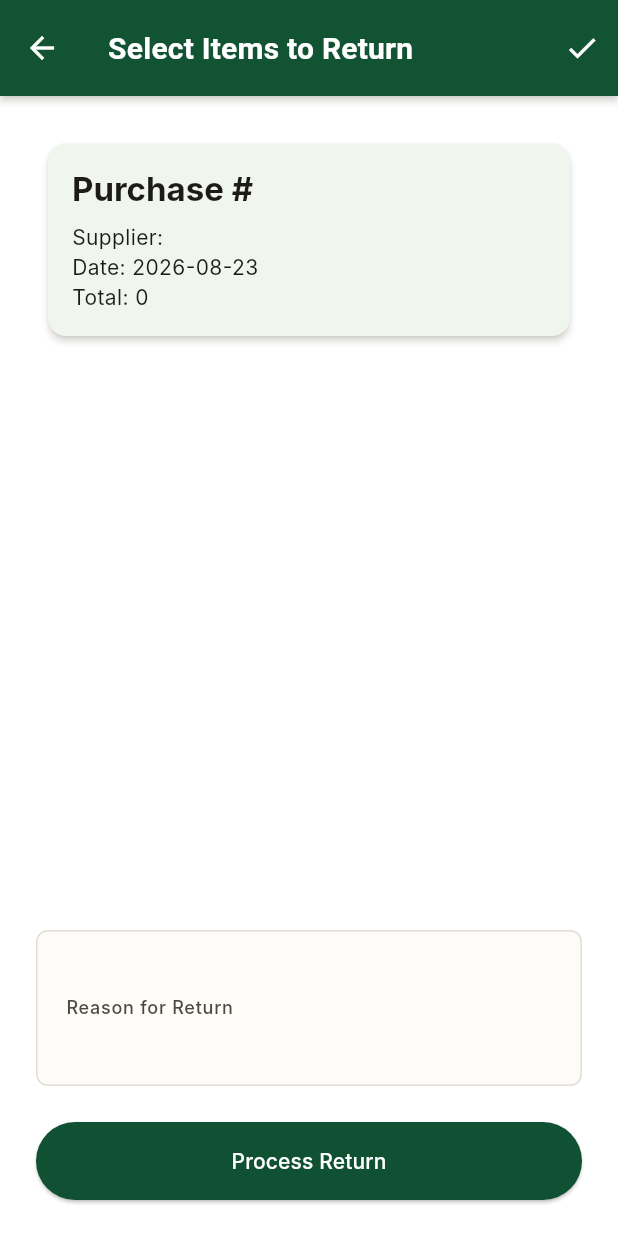
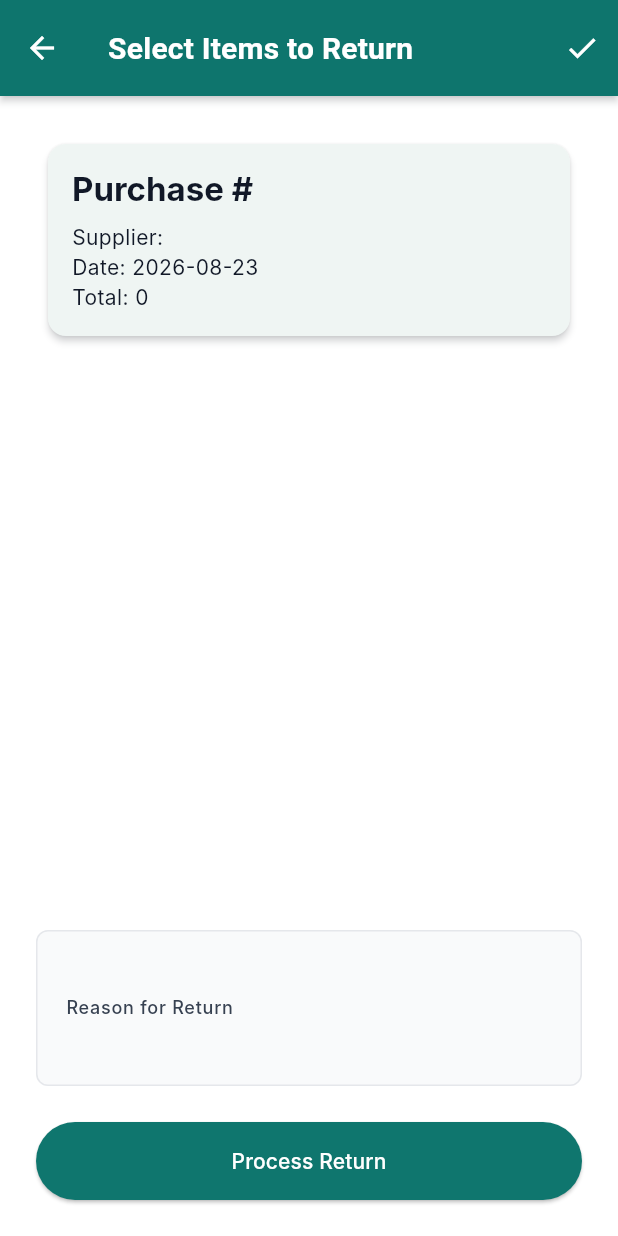
Before and after one commit to tycoontecnologies/POS-AI-Restaurant, a Flutter app: the SelectPurchaseReturnItemsScreen screen opened directly with empty values, on a phone screen of 412 x 824 dp. Run offline on Flutter 3.47's test engine with Material 3 defaults, Android fonts, the phone set to English and light mode, and no system bars; our stand-ins replace cached_network_image, cloud_firestore, firebase_auth, firebase_core, firebase_storage, go_router and 5 more; missing offline and left inert: dart:html, tutorial_coach_mark, universal_html; accounts and stored records are empty; Roboto replaces fonts that are missing (Inter).

Commit message:
Modernize POS color system

```diff
--- a/lib/utils/app_colors.dart
+++ b/lib/utils/app_colors.dart
@@ -1,122 +1,94 @@
 import 'package:flutter/material.dart';
 
 class AppColors {
-  // =========================
-  // IMROZE PESHAWRI BRAND
-  // =========================
+  // International restaurant SaaS palette
+  static const Color primary = Color(0xFF0F766E);
+  static const Color primaryLight = Color(0xFF2DD4BF);
+  static const Color primaryDark = Color(0xFF115E59);
+  static const Color primarySoft = Color(0xFFCCFBF1);
 
-  static const Color primary = Color(0xFF0F5132); // Deep Green
-  static const Color primaryLight = Color(0xFF2E7D5A);
-  static const Color primaryDark = Color(0xFF0A3D26);
+  static const Color secondary = Color(0xFF2563EB);
+  static const Color secondaryLight = Color(0xFF60A5FA);
+  static const Color secondaryDark = Color(0xFF1D4ED8);
 
-  static const Color secondary = Color(0xFFD4A017); // Gold
-  static const Color secondaryLight = Color(0xFFE5B93C);
-  static const Color secondaryDark = Color(0xFFB8860B);
+  static const Color accent = Color(0xFFF59E0B);
+  static const Color accentLight = Color(0xFFFBBF24);
+  static const Color accentDark = Color(0xFFD97706);
 
-  static const Color accent = Color(0xFF8B4513); // Rich Brown
-  static const Color accentLight = Color(0xFFA05A2C);
-  static const Color accentDark = Color(0xFF6F350F);
+  static const Color success = Color(0xFF16A34A);
+  static const Color successLight = Color(0xFF22C55E);
+  static const Color successDark = Color(0xFF15803D);
+  static const Color successSoft = Color(0xFFDCFCE7);
 
-  // =========================
-  // STATUS COLORS
-  // =========================
+  static const Color warning = Color(0xFFF59E0B);
+  static const Color warningLight = Color(0xFFFBBF24);
+  static const Color warningDark = Color(0xFFD97706);
+  static const Color warningSoft = Color(0xFFFEF3C7);
 
-  static const Color success = Color(0xFF2E7D32);
-  static const Color successLight = Color(0xFF43A047);
-  static const Color successDark = Color(0xFF1B5E20);
+  static const Color error = Color(0xFFDC2626);
+  static const Color errorLight = Color(0xFFEF4444);
+  static const Color errorDark = Color(0xFFB91C1C);
+  static const Color errorSoft = Color(0xFFFEE2E2);
 
-  static const Color warning = Color(0xFFF9A825);
-  static const Color warningLight = Color(0xFFFBC02D);
-  static const Color warningDark = Color(0xFFF57F17);
+  static const Color info = Color(0xFF2563EB);
+  static const Color infoLight = Color(0xFF3B82F6);
+  static const Color infoDark = Color(0xFF1D4ED8);
 
-  static const Color error = Color(0xFFC62828);
-  static const Color errorLight = Color(0xFFE53935);
-  static const Color errorDark = Color(0xFFB71C1C);
+  static const Color onPrimary = Colors.white;
+  static const Color onSecondary = Colors.white;
+  static const Color onAccent = Color(0xFF111827);
+  static const Color onSuccess = Colors.white;
+  static const Color onWarning = Color(0xFF111827);
+  static const Color onError = Colors.white;
+  static const Color onInfo = Colors.white;
 
-  static const Color info = Color(0xFF1565C0);
-  static const Color infoLight = Color(0xFF1E88E5);
-  static const Color infoDark = Color(0xFF0D47A1);
+  static const Color white = Colors.white;
+  static const Color black = Color(0xFF111827);
+  static const Color grey50 = Color(0xFFF9FAFB);
+  static const Color grey100 = Color(0xFFF3F4F6);
+  static const Color grey200 = Color(0xFFE5E7EB);
+  static const Color grey300 = Color(0xFFD1D5DB);
+  static const Color grey400 = Color(0xFF9CA3AF);
+  static const Color grey500 = Color(0xFF6B7280);
+  static const Color grey600 = Color(0xFF4B5563);
+  static const Color grey700 = Color(0xFF374151);
+  static const Color grey800 = Color(0xFF1F2937);
+  static const Color grey900 = Color(0xFF111827);
+  static const Color grey950 = Color(0xFF030712);
 
-  // =========================
-  // TEXT ON COLORS
-  // =========================
+  static const Color backgroundLight = Color(0xFFF6F7F9);
+  static const Color backgroundDark = Color(0xFF0B1120);
+  static const Color surfaceLight = Colors.white;
+  static const Color surfaceDark = Color(0xFF111827);
+  static const Color surfaceVariantLight = Color(0xFFF3F4F6);
+  static const Color surfaceVariantDark = Color(0xFF1F2937);
 
-  static const Color onPrimary = Color(0xFFFFFFFF);
-  static const Color onSecondary = Color(0xFFFFFFFF);
-  static const Color onAccent = Color(0xFFFFFFFF);
+  static const Color disabledLight = Color(0xFFE5E7EB);
+  static const Color disabledDark = Color(0xFF374151);
+  static const Color onDisabledLight = Color(0xFF9CA3AF);
+  static const Color onDisabledDark = Color(0xFF6B7280);
+  static const Color outlineLight = Color(0xFFE5E7EB);
+  static const Color outlineDark = Color(0xFF374151);
+  static const Color outlineVariantLight = Color(0xFFF3F4F6);
+  static const Color outlineVariantDark = Color(0xFF4B5563);
 
-  static const Color onSuccess = Color(0xFFFFFFFF);
-  static const Color onWarning = Color(0xFF000000);
-  static const Color onError = Color(0xFFFFFFFF);
-  static const Color onInfo = Color(0xFFFFFFFF);
+  // Shell
+  static const Color sidebar = Color(0xFF111827);
+  static const Color sidebarCard = Color(0xFF1F2937);
+  static const Color sidebarBorder = Color(0xFF263244);
+  static const Color sidebarText = Color(0xFFD1D5DB);
+  static const Color sidebarMuted = Color(0xFF8B98AA);
 
-  // =========================
-  // NEUTRAL COLORS
-  // =========================
-
-  static const Color white = Color(0xFFFFFFFF);
-  static const Color black = Color(0xFF000000);
-
-  static const Color grey50 = Color(0xFFFDFCF8);
-  static const Color grey100 = Color(0xFFF8F5EF);
-  static const Color grey200 = Color(0xFFF1ECE3);
-  static const Color grey300 = Color(0xFFE3DDD3);
-  static const Color grey400 = Color(0xFFC6BFB4);
-  static const Color grey500 = Color(0xFF9E9689);
-  static const Color grey600 = Color(0xFF6E675E);
-  static const Color grey700 = Color(0xFF4E4841);
-  static const Color grey800 = Color(0xFF312D29);
-  static const Color grey900 = Color(0xFF1D1B18);
-  static const Color grey950 = Color(0xFF111111);
-
-  // =========================
-  // BACKGROUNDS
-  // =========================
-
-  static const Color backgroundLight = Color(0xFFF8F5EF);
-  static const Color backgroundDark = Color(0xFF121212);
-
-  static const Color surfaceLight = Color(0xFFFFFFFF);
-  static const Color surfaceDark = Color(0xFF1C1C1C);
-
-  static const Color surfaceVariantLight = Color(0xFFF1ECE3);
-  static const Color surfaceVariantDark = Color(0xFF2B2B2B);
-
-  // =========================
-  // DISABLED
-  // =========================
-
-  static const Color disabledLight = Color(0xFFE3DDD3);
-  static const Color disabledDark = Color(0xFF444444);
-
-  static const Color onDisabledLight = Color(0xFF9E9689);
-  static const Color onDisabledDark = Color(0xFF777777);
-
-  // =========================
-  // OUTLINES
-  // =========================
-
-  static const Color outlineLight = Color(0xFFE3DDD3);
-  static const Color outlineDark = Color(0xFF444444);
-
-  static const Color outlineVariantLight = Color(0xFFF1ECE3);
-  static const Color outlineVariantDark = Color(0xFF555555);
-
-  // =========================
-  // RESTAURANT SPECIFIC
-  // =========================
-
-  static const Color tableAvailable = Color(0xFF2E7D32);
-  static const Color tableOccupied = Color(0xFFC62828);
-  static const Color tableReserved = Color(0xFF1565C0);
-  static const Color tableBilling = Color(0xFFF9A825);
-
-  static const Color dineIn = Color(0xFF0F5132);
-  static const Color takeAway = Color(0xFF1565C0);
-  static const Color delivery = Color(0xFFD4A017);
-
-  static const Color kotPending = Color(0xFFF9A825);
-  static const Color kotPreparing = Color(0xFF1565C0);
-  static const Color kotReady = Color(0xFF2E7D32);
-  static const Color kotServed = Color(0xFF6E675E);
+  // Restaurant states
+  static const Color tableAvailable = Color(0xFF16A34A);
+  static const Color tableOccupied = Color(0xFFDC2626);
+  static const Color tableReserved = Color(0xFF2563EB);
+  static const Color tableBilling = Color(0xFFF59E0B);
+  static const Color dineIn = Color(0xFF0F766E);
+  static const Color takeAway = Color(0xFF2563EB);
+  static const Color delivery = Color(0xFFF59E0B);
+  static const Color kotPending = Color(0xFFF59E0B);
+  static const Color kotPreparing = Color(0xFF2563EB);
+  static const Color kotReady = Color(0xFF16A34A);
+  static const Color kotServed = Color(0xFF6B7280);
 }
```
